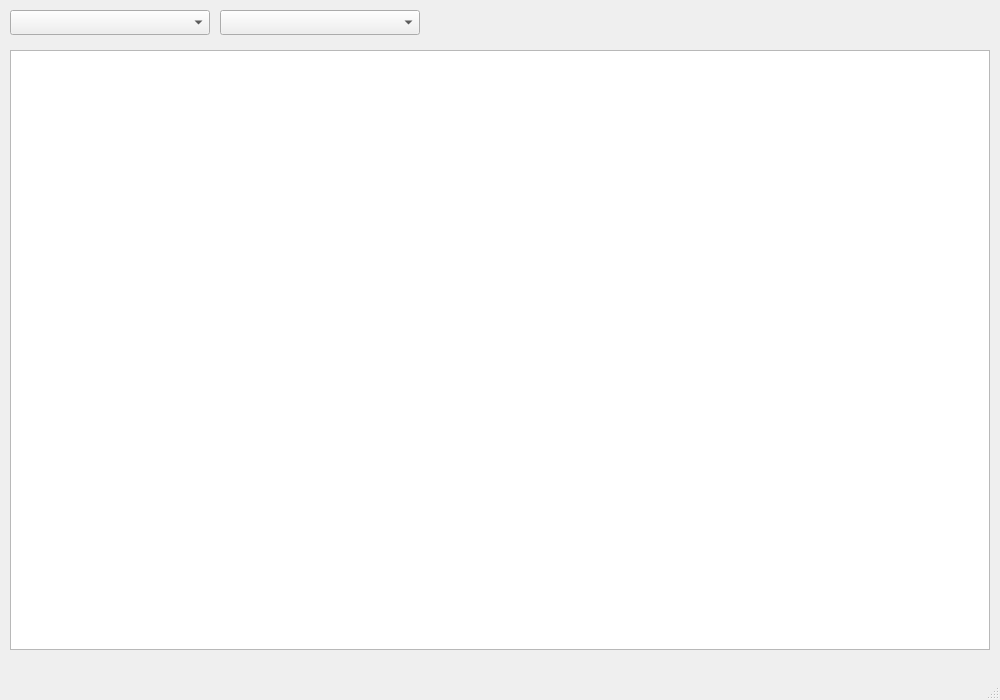
This is EDT1.ui in viicorico/automatisation-plannification as Qt 5 draws it before an edit. The edited form follows.
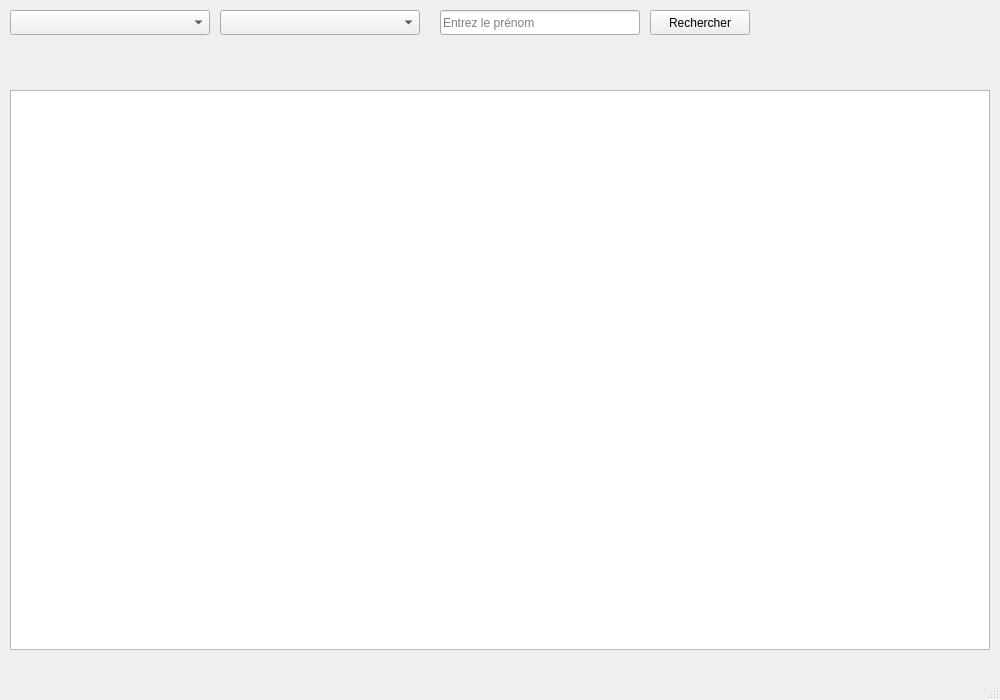
This is the edited form.

```diff
--- a/EDT1.ui
+++ b/EDT1.ui
@@ -18,9 +18,9 @@
     <property name="geometry">
      <rect>
       <x>10</x>
-      <y>50</y>
+      <y>90</y>
       <width>980</width>
-      <height>600</height>
+      <height>560</height>
      </rect>
     </property>
     <property name="showGrid">
@@ -47,6 +47,32 @@
      </rect>
     </property>
    </widget>
+   <widget class="QLineEdit" name="lineEditPrenom">
+    <property name="geometry">
+     <rect>
+      <x>440</x>
+      <y>10</y>
+      <width>200</width>
+      <height>25</height>
+     </rect>
+    </property>
+    <property name="placeholderText">
+     <string>Entrez le prénom</string>
+    </property>
+   </widget>
+   <widget class="QPushButton" name="buttonRechercher">
+    <property name="geometry">
+     <rect>
+      <x>650</x>
+      <y>10</y>
+      <width>100</width>
+      <height>25</height>
+     </rect>
+    </property>
+    <property name="text">
+     <string>Rechercher</string>
+    </property>
+   </widget>
   </widget>
   <widget class="QMenuBar" name="menubar">
    <property name="geometry">
```
